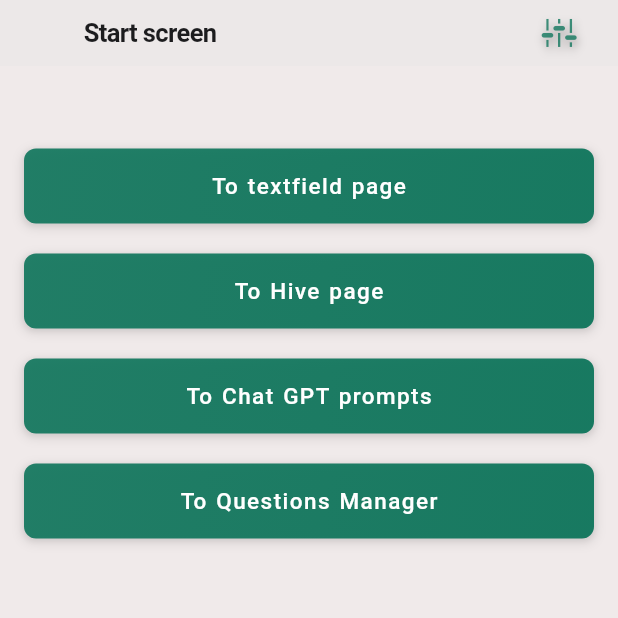
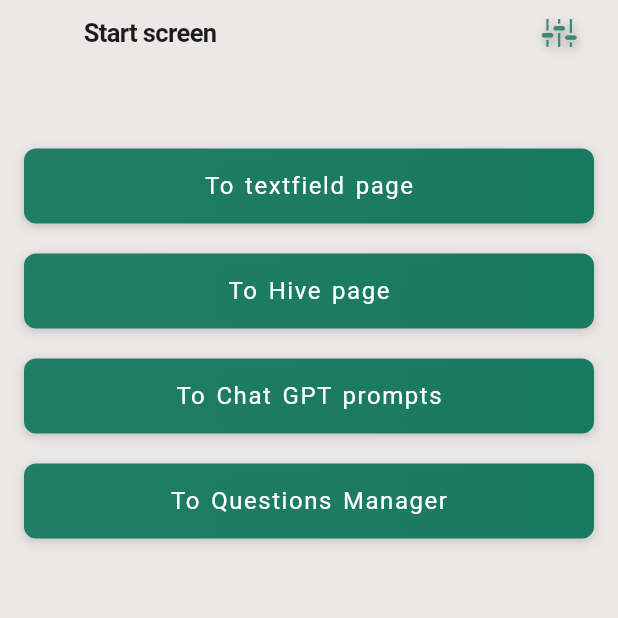
Before and after one commit to RamanGodun/Blueprint-APP, a Flutter app: the screen it shows once a user with an empty profile is signed in, on a phone screen of 412 x 824 dp, the top half of it. Run offline on Flutter 3.47's test engine with Material 3 defaults, Android fonts, the phone set to English and light mode, and no system bars; our stand-ins replace cloud_firestore, connectivity_plus, country_picker, easy_localization, firebase_auth, firebase_core and 18 more; missing offline and left inert: icon_animated; accounts and stored records are empty; generated files the repository leaves out were written again.

Commit message:
refactor: optimizied buttons

```diff
--- a/lib/UI_layout/Components/Buttons/for_tracker/sc_button.dart
+++ b/lib/UI_layout/Components/Buttons/for_tracker/sc_button.dart
@@ -140,7 +140,7 @@ class ButtonForSubCategories extends StatelessWidget {
             : (isDeleting == true)
                 ? AppStrings.delete
                 : AppStrings.change,
-        style: TextStyle4Components.buttonTextStyle(context),
+        style: AppTextStyles.forButtons(context),
       ),
     );
   }
--- a/lib/UI_layout/Components/Buttons/static_buttons.dart
+++ b/lib/UI_layout/Components/Buttons/static_buttons.dart
@@ -1,59 +1,92 @@
+import 'package:easy_localization/easy_localization.dart';
 import 'package:flutter/cupertino.dart';
 import 'package:flutter/material.dart';
+import 'package:go_router/go_router.dart';
 
 import '../../../State_management/Helpers/Common/helpers.dart';
+import '../../../State_management/Src/Generated_code/by easy_localization/locale_keys.g.dart';
+import '../_Widgets_STYLING/_custom_button_style.dart';
 import '../_Widgets_STYLING/_text_styles_for_components.dart';
 
 class AppCustomButtons {
-  static Widget withShadows(
-    BuildContext context, {
-    required VoidCallback onPressed,
-    required String buttonText,
-  }) {
-    final theme = Helpers.cupertinoThemeData(context);
-    return Material(
-      child: GestureDetector(
-        onTap: onPressed,
-        child: Container(
-          height: 50,
-          padding: const EdgeInsets.symmetric(horizontal: 8, vertical: 6),
-          decoration: BoxDecoration(
-            gradient: LinearGradient(
-              colors: [
-                theme.primaryColor.withOpacity(0.9),
-                theme.primaryColor.withOpacity(0.95),
-              ],
-              begin: Alignment.topLeft,
-              end: Alignment.bottomRight,
-            ),
-            borderRadius: BorderRadius.circular(8),
-            boxShadow: [
-              BoxShadow(
-                color: CupertinoColors.black.withOpacity(0.1),
-                spreadRadius: 1,
-                blurRadius: 5,
-                offset: const Offset(0, 2),
-              ),
-              BoxShadow(
-                color: CupertinoColors.black.withOpacity(0.05),
-                spreadRadius: 0.5,
-                blurRadius: 2,
-                offset: const Offset(0, 1),
-              ),
-            ],
-          ),
-          child: Center(
-            child: Text(
-              buttonText,
-              style: TextStyle4Components.buttonTextStyle(context),
-            ),
-          ),
-        ),
-      ),
+/* WITH SHADOWS
+ */
+  static Widget goToQuestionManager(
+    BuildContext context,
+    ColorScheme colorScheme,
+  ) {
+    return AppButtonsStyle.withShadows(
+      context,
+      onPressed: () {
+        context.pushNamed('QuestionHandler');
+      },
+      buttonText: "To Questions Manager",
+      colorScheme: colorScheme,
     );
   }
 
-  static Widget likeIOS(
+  static Widget goToGPTPage(
+    BuildContext context,
+    ColorScheme colorScheme,
+  ) {
+    return AppButtonsStyle.withShadows(
+      context,
+      onPressed: () {
+        context.pushNamed('SendPromptPage');
+      },
+      buttonText: "To Chat GPT prompts",
+      colorScheme: colorScheme,
+    );
+  }
+
+  static Widget signInUp(
+    BuildContext context, {
+    required bool isLoginPage,
+    required ColorScheme colorScheme,
+    required void Function()? onPressed,
+  }) {
+    return AppButtonsStyle.withShadows(
+      context,
+      onPressed: onPressed,
+      buttonText: isLoginPage ? 'Sign In' : 'Sign Up',
+      colorScheme: colorScheme,
+    );
+  }
+
+  static Widget goToTextFieldPage(
+    BuildContext context, {
+    required ColorScheme colorScheme,
+    // required void Function()? onPressed,
+  }) {
+    return AppButtonsStyle.withShadows(
+      context,
+      onPressed: () {
+        context.pushNamed('TextFieldPage');
+      },
+      buttonText: LocaleKeys.goToTextfield.tr(),
+      colorScheme: colorScheme,
+    );
+  }
+
+  static Widget goToHivePage(
+    BuildContext context, {
+    required ColorScheme colorScheme,
+    // required void Function()? onPressed,
+  }) {
+    return AppButtonsStyle.withShadows(
+      context,
+      onPressed: () {
+        context.pushNamed('HiveBoxPage');
+      },
+      buttonText: LocaleKeys.goToHiveBox.tr(),
+      colorScheme: colorScheme,
+    );
+  }
+
+/*
+
+ */
+  static Widget withGradient(
     BuildContext context, {
     required VoidCallback onPressed,
     required String buttonText,
@@ -91,14 +124,7 @@ class AppCustomButtons {
             ],
           ),
           child: Center(
-            child: Text(buttonText,
-                style: TextStyle4Components.buttonTextStyle(context)
-                //  theme.textTheme.textStyle.copyWith(
-                //               color: CupertinoColors.white,
-                //               fontWeight: FontWeight.w600,
-                //               fontSize: 16,
-                //             ),
-                ),
+            child: Text(buttonText, style: AppTextStyles.forButtons(context)),
           ),
         ),
       ),
@@ -109,20 +135,14 @@ class AppCustomButtons {
     BuildContext context, {
     required String buttonText,
   }) {
-    return Material(
-      child: SizedBox(
-        width: double.infinity,
-        child: CupertinoButton.filled(
-          pressedOpacity: 0.8,
-          onPressed: () {
-            // if (isValid.value) {
-            //   // Handle the submit action
-            // } else {
-            //   validateInput();
-            // }
-          },
-          child: Text(buttonText,
-              style: TextStyle4Components.buttonTextStyle(context)),
+    return SizedBox(
+      width: double.infinity,
+      child: CupertinoButton.filled(
+        pressedOpacity: 0.8,
+        onPressed: () {},
+        child: Text(
+          buttonText,
+          style: AppTextStyles.forButtons(context),
         ),
       ),
     );
@@ -141,13 +161,6 @@ INIT BUTTON
       child: CupertinoButton.filled(
         onPressed: () {
           startQuiz();
-          // final inheritedWidget = DataProviderInherited.of(context);
-          // if (inheritedWidget != null) {
-          //   inheritedWidget.setQuestionList(
-          //     QuestionAndAnswers.generateRandomQuestionsList(
-          //         selectedQuantity.toInt()),
-          //   );
-          // }
         },
         padding: const EdgeInsets.all(12),
         borderRadius: BorderRadius.circular(8),
@@ -170,9 +183,9 @@ INIT BUTTON
   }
 
 /*
-ANSWER BUTTON
+OUTLINED Button
  */
-  static Widget answerButton({
+  static Widget answerButton4FIApp({
     required BuildContext context,
     required String answerText,
     required VoidCallback onTap,
@@ -185,7 +198,7 @@ ANSWER BUTTON
       onPressed: onTap,
       child: Center(
         child: Text(
-          answerText.substring(5),
+          answerText,
           textAlign: TextAlign.center,
           style: theme.textTheme.labelMedium,
           maxLines: 2,
--- a/lib/UI_layout/Components/Dialogs/6.confirmation_dialog.dart
+++ b/lib/UI_layout/Components/Dialogs/6.confirmation_dialog.dart
@@ -54,7 +54,7 @@ class _ConfirmationDialogState extends State<ConfirmationDialog> {
         ),
         actions: [
           CupertinoDialogAction(
-            textStyle: TextStyle4Components.buttonTextStyle(context),
+            textStyle: AppTextStyles.forButtons(context),
             isDefaultAction: true,
             onPressed: () {
               Navigator.pop(context);
--- a/lib/UI_layout/Components/Dialogs/8.color_picker_window.dart
+++ b/lib/UI_layout/Components/Dialogs/8.color_picker_window.dart
@@ -91,8 +91,7 @@ class _ColorPickerWidgetState extends State<ColorPickerWidget> {
                                 },
                                 child: Text(
                                   "Відміна",
-                                  style: TextStyle4Components.buttonTextStyle(
-                                          context)
+                                  style: AppTextStyles.forButtons(context)
                                       .copyWith(
                                           color: Theme.of(context)
                                               .colorScheme
@@ -110,8 +109,7 @@ class _ColorPickerWidgetState extends State<ColorPickerWidget> {
                                 },
                                 child: Text(
                                   "Обрати",
-                                  style: TextStyle4Components.buttonTextStyle(
-                                          context)
+                                  style: AppTextStyles.forButtons(context)
                                       .copyWith(
                                           color:
                                               Theme.of(context).primaryColor),
--- a/lib/UI_layout/Components/Pickers/icon_picker.dart
+++ b/lib/UI_layout/Components/Pickers/icon_picker.dart
@@ -108,9 +108,7 @@ class _IconPickerWidgetState extends State<IconPickerWidget> {
                             },
                             child: Text(
                               "Закрити",
-                              style:
-                                  TextStyle4Components.buttonTextStyle(context)
-                                      .copyWith(
+                              style: AppTextStyles.forButtons(context).copyWith(
                                 color: Theme.of(context).primaryColor,
                               ),
                             ),
--- a/lib/UI_layout/Components/Text_fields/textfield1.dart
+++ b/lib/UI_layout/Components/Text_fields/textfield1.dart
@@ -18,7 +18,7 @@ class CustomTextFields {
         child: TextField(
           controller: controller,
           obscureText: isObscureText,
-          style: TextStyle4Components.bodyMedium(context),
+          style: AppTextStyles.bodyMedium(context),
           decoration: AppTextFieldsStyling.cupertinoLikeInputDecoration(
             context,
             hintText,
--- /dev/null
+++ b/lib/UI_layout/Components/_Widgets_STYLING/_custom_button_style.dart
@@ -0,0 +1,60 @@
+import 'package:flutter/cupertino.dart';
+import 'package:flutter/material.dart';
+import '../../../State_management/Helpers/Common/helpers.dart';
+import '_text_styles_for_components.dart';
+
+abstract class AppButtonsStyle {
+/*WITH Shadows
+ */
+  static Widget withShadows(
+    BuildContext context, {
+    void Function()? onPressed,
+    required String buttonText,
+    required ColorScheme colorScheme,
+  }) {
+    final theme = Helpers.cupertinoThemeData(context);
+    return Material(
+      child: GestureDetector(
+        onTap: onPressed,
+        child: Container(
+          height: 50,
+          padding: const EdgeInsets.symmetric(horizontal: 8, vertical: 6),
+          decoration: BoxDecoration(
+            gradient: LinearGradient(
+              colors: [
+                theme.primaryColor.withOpacity(0.9),
+                theme.primaryColor.withOpacity(0.95),
+              ],
+              begin: Alignment.topLeft,
+              end: Alignment.bottomRight,
+            ),
+            borderRadius: BorderRadius.circular(8),
+            boxShadow: [
+              BoxShadow(
+                color: CupertinoColors.black.withOpacity(0.1),
+                spreadRadius: 1,
+                blurRadius: 5,
+                offset: const Offset(0, 2),
+              ),
+              BoxShadow(
+                color: CupertinoColors.black.withOpacity(0.05),
+                spreadRadius: 0.5,
+                blurRadius: 2,
+                offset: const Offset(0, 1),
+              ),
+            ],
+          ),
+          child: Center(
+            child: Text(
+              buttonText,
+              style: AppTextStyles.forButtons(context).copyWith(
+                color: colorScheme.onPrimary,
+              ),
+            ),
+          ),
+        ),
+      ),
+    );
+  }
+//
+}
--- a/lib/UI_layout/Components/_Widgets_STYLING/_text_styles_for_components.dart
+++ b/lib/UI_layout/Components/_Widgets_STYLING/_text_styles_for_components.dart
@@ -3,7 +3,7 @@ import 'package:flutter/material.dart';
 
 import '../../../State_management/Helpers/Common/helpers.dart';
 
-abstract class TextStyle4Components {
+abstract class AppTextStyles {
   static TextStyle? bodyMedium(BuildContext context) {
     final textTheme = Helpers.textTheme(context);
     final colorScheme = Helpers.colorScheme(context);
@@ -13,15 +13,23 @@ abstract class TextStyle4Components {
     );
   }
 
-  static TextStyle buttonTextStyle(BuildContext context) {
+  static TextStyle forButtons(BuildContext context) {
     final colorScheme = Helpers.colorScheme(context);
-    return TextStyle(
-      fontWeight: FontWeight.w500,
-      letterSpacing: 0.95,
-      wordSpacing: 1.01,
-      fontSize: 15,
+    final textTheme = Helpers.textTheme(context);
+    final buttonsTextStyle = textTheme.titleSmall?.copyWith(
+      fontWeight: FontWeight.w400,
+      letterSpacing: 1.03,
+      wordSpacing: 1.76,
       color: colorScheme.onPrimary,
     );
+    return buttonsTextStyle ??
+        TextStyle(
+          fontWeight: FontWeight.w500,
+          letterSpacing: 1.03,
+          wordSpacing: 1.76,
+          fontSize: 16,
+          color: colorScheme.onPrimary,
+        );
   }
 
   static TextStyle appBarTitle(
--- a/lib/UI_layout/PAGES/0_MAIN/settings_page.dart
+++ b/lib/UI_layout/PAGES/0_MAIN/settings_page.dart
@@ -1,4 +1,4 @@
-import 'package:blueprint_4app/UI_layout/Components/Buttons/icon_buttons.dart';
+import 'package:blueprint_4app/UI_layout/Components/Buttons/_icon_buttons.dart';
 import 'package:easy_localization/easy_localization.dart';
 import 'package:firebase_auth/firebase_auth.dart';
 import 'package:flutter/cupertino.dart';
@@ -56,7 +56,7 @@ class _SettingsPageState extends State<SettingsPage>
           children: [
             Text(
               LocaleKeys.startScreen.tr(),
-              style: TextStyle4Components.appBarTitle(
+              style: AppTextStyles.appBarTitle(
                   cupertinoTheme: cupertinoTheme, colorScheme: colorScheme),
             ),
             const Spacer(),
@@ -90,7 +90,7 @@ class _SettingsPageState extends State<SettingsPage>
                     const SizedBox(height: 30),
                     Padding(
                       padding: const EdgeInsets.symmetric(horizontal: 16),
-                      child: AppCustomButtons.likeIOS(
+                      child: AppCustomButtons.withGradient(
                         context,
                         onPressed: () {
                           context.pushNamed('ApiKeyInputPage');
--- a/lib/UI_layout/PAGES/0_MAIN/start_page.dart
+++ b/lib/UI_layout/PAGES/0_MAIN/start_page.dart
@@ -1,10 +1,9 @@
 import 'package:easy_localization/easy_localization.dart';
 import 'package:flutter/cupertino.dart';
 import 'package:flutter/material.dart';
-import 'package:go_router/go_router.dart';
 
 import '../../../State_management/Helpers/Common/helpers.dart';
-import '../../Components/Buttons/icon_buttons.dart';
+import '../../Components/Buttons/_icon_buttons.dart';
 import '../../Components/Buttons/static_buttons.dart';
 import '../../../State_management/Src/Generated_code/by easy_localization/locale_keys.g.dart';
 import '../../Components/_Widgets_STYLING/_text_styles_for_components.dart';
@@ -36,53 +35,28 @@ class _StartPageState extends State<StartPage> {
           children: [
             const SizedBox(width: 50),
             Text(LocaleKeys.startScreen.tr(),
-                style: TextStyle4Components.appBarTitle(
+                style: AppTextStyles.appBarTitle(
                     cupertinoTheme: cupertinoTheme, colorScheme: colorScheme)),
             const Spacer(),
           ],
         ),
         trailing: AppIconButtons.toSettingsPageIconButton(context),
       ),
-      child: Material(
       child: Center(
         child: Padding(
           padding: const EdgeInsets.symmetric(horizontal: 16.0, vertical: 35),
           child: ListView(
             children: [
               const SizedBox(height: 20),
-                AppCustomButtons.withShadows(
-                  context,
-                  onPressed: () {
-                    context.pushNamed('TextFieldPage');
-                  },
-                  buttonText: LocaleKeys.goToTextfield.tr(),
-                ),
+              AppCustomButtons.goToTextFieldPage(context,
+                  colorScheme: colorScheme),
               const SizedBox(height: 20),
-                AppCustomButtons.withShadows(
-                  context,
-                  onPressed: () {
-                    context.pushNamed('HiveBoxPage');
-                  },
-                  buttonText: LocaleKeys.goToHiveBox.tr(),
-                ),
+              AppCustomButtons.goToHivePage(context, colorScheme: colorScheme),
               const SizedBox(height: 20),
-                AppCustomButtons.withShadows(
-                  context,
-                  onPressed: () {
-                    context.pushNamed('SendPromptPage');
-                  },
-                  buttonText: "To Chat GPT prompts",
-                ),
+              AppCustomButtons.goToGPTPage(context, colorScheme),
               const SizedBox(height: 20),
-                AppCustomButtons.withShadows(
-                  context,
-                  onPressed: () {
-                    context.pushNamed('QuestionHandler');
-                  },
-                  buttonText: "To Questions Manager",
-                ),
+              AppCustomButtons.goToQuestionManager(context, colorScheme),
             ],
-            ),
           ),
         ),
       ),
--- a/lib/UI_layout/PAGES/Auth_pages/login_or_register_page.dart
+++ b/lib/UI_layout/PAGES/Auth_pages/login_or_register_page.dart
@@ -125,9 +125,10 @@ class _LoginOrRegisterPageState extends State<LoginOrRegisterPage> {
                         ),
                       const SizedBox(height: 35),
                       // sign in/sign up button
-                      AppCustomButtons.withShadows(
+                      AppCustomButtons.signInUp(
                         context,
-                        buttonText: widget.isLoginPage ? 'Sign In' : 'Sign Up',
+                        isLoginPage: widget.isLoginPage,
+                        colorScheme: colorScheme,
                         onPressed: () => signUserInOrUp(widget.isLoginPage),
                       ),
                       const SizedBox(height: 50),
--- a/lib/UI_layout/PAGES/GPT_pages/api_key_page.dart
+++ b/lib/UI_layout/PAGES/GPT_pages/api_key_page.dart
@@ -5,7 +5,7 @@ import 'package:get_it/get_it.dart';
 import '../../../State_management/Services/open_ai_service.dart';
 import '../../../State_management/Src/Custom_icons/app_icons.dart';
 import '../../../State_management/Helpers/Common/helpers.dart';
-import '../../Components/Buttons/icon_buttons.dart';
+import '../../Components/Buttons/_icon_buttons.dart';
 import '../../Components/Text_fields/cupertino_tf3.dart';
 import '../../Components/_Widgets_STYLING/_text_styles_for_components.dart';
 
@@ -46,7 +46,7 @@ class _ApiKeyInputPageState extends State<ApiKeyInputPage> {
         navigationBar: CupertinoNavigationBar(
           leading: AppIconButtons.backIcon(context, colorScheme: colorScheme),
           middle: Text('Enter OpenAI API Key',
-              style: TextStyle4Components.appBarTitle(
+              style: AppTextStyles.appBarTitle(
                   cupertinoTheme: cupertinoTheme, colorScheme: colorScheme)),
           trailing: CupertinoButton(
             padding: EdgeInsets.zero,
--- a/lib/UI_layout/PAGES/GPT_pages/send_prompt.dart
+++ b/lib/UI_layout/PAGES/GPT_pages/send_prompt.dart
@@ -5,7 +5,7 @@ import 'package:get_it/get_it.dart';
 
 import '../../../State_management/Services/open_ai_service.dart';
 import '../../../State_management/Helpers/Common/helpers.dart';
-import '../../Components/Buttons/icon_buttons.dart';
+import '../../Components/Buttons/_icon_buttons.dart';
 
 class SendPromptPage extends StatefulWidget {
   static const routeName = '/start_page/send_prompt';
--- a/lib/UI_layout/PAGES/Others_pages/textfield_page.dart
+++ b/lib/UI_layout/PAGES/Others_pages/textfield_page.dart
@@ -1,4 +1,4 @@
-import 'package:blueprint_4app/UI_layout/Components/Buttons/icon_buttons.dart';
+import 'package:blueprint_4app/UI_layout/Components/Buttons/_icon_buttons.dart';
 import 'package:flutter/cupertino.dart';
 import 'package:flutter_hooks/flutter_hooks.dart';
 
@@ -27,7 +27,7 @@ class TextFieldPage extends HookWidget {
       navigationBar: CupertinoNavigationBar(
         leading: AppIconButtons.backIcon(context, colorScheme: colorScheme),
         middle: Text('New Screen',
-            style: TextStyle4Components.appBarTitle(
+            style: AppTextStyles.appBarTitle(
                 cupertinoTheme: cupertinoTheme, colorScheme: colorScheme)),
       ),
       child: Padding(
--- a/lib/state_management/Src/Custom_icons/app_icons.dart
+++ b/lib/state_management/Src/Custom_icons/app_icons.dart
@@ -34,10 +34,14 @@ GENERAL Icons
   }
 
 /*
-CUSTOM Icons LIST
+CUSTOM Icons LISTS
 */
   static final List<IconData> customIcons =
       ThisAppCustomIcons().myCustomIconsList;
+
+  static final List<IconData> niceIcons = [
+    CupertinoIcons.play_arrow,
+  ];
 
 /*
 Icons FOR JBnTrackeR
```
Also changed, not shown: lib/UI_layout/Components/Buttons/_icon_buttons.dart (renamed from lib/UI_layout/Components/Buttons/icon_buttons.dart). Lines whose indentation alone changed are shown as unchanged.
